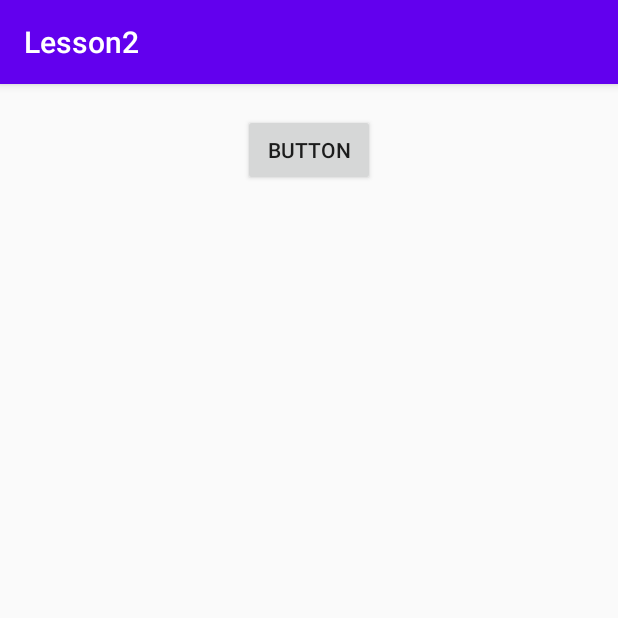
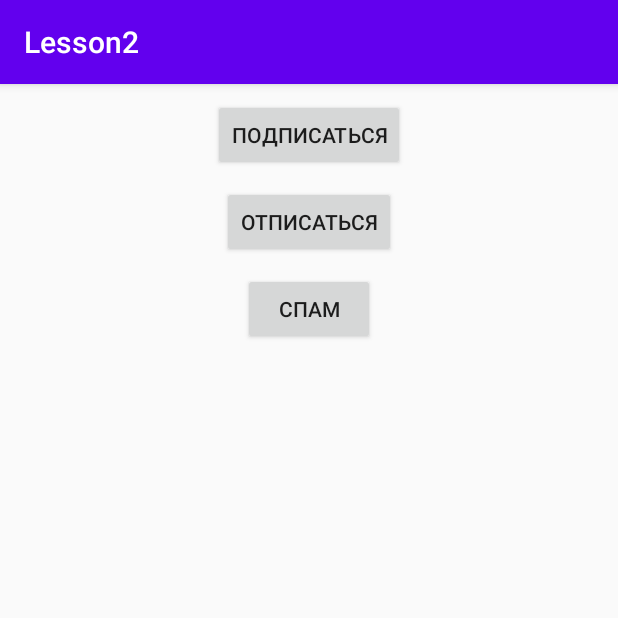
Before and after one commit to RaFFiaNBui/PopularLibrories, an Android app: the screen it shows after launch (MainActivity before the commit, ObserverActivity after it), on a phone screen of 412 x 824 dp, the top half of it. Run offline under Robolectric (Android 15) with nearby library versions, the phone set to English and light mode, and no system bars.

Commit message:
ДЗ №2 реализация Observer

```diff
--- a/Lesson2/app/src/main/AndroidManifest.xml
+++ b/Lesson2/app/src/main/AndroidManifest.xml
@@ -10,6 +10,9 @@
         android:supportsRtl="true"
         android:theme="@style/AppTheme">
         <activity android:name=".asynctask.MainActivity">
+
+        </activity>
+        <activity android:name=".observer.ObserverActivity">
             <intent-filter>
                 <action android:name="android.intent.action.MAIN" />
 
--- /dev/null
+++ b/Lesson2/app/src/main/java/com/example/lesson2/observer/Iam.java
@@ -0,0 +1,13 @@
+package com.example.lesson2.observer;
+
+import android.util.Log;
+
+public class Iam implements Observer {
+
+    private static final String TAG = "Tag";
+
+    @Override
+    public void update(int counter) {
+        Log.d(TAG, "Пришел спам №: " + counter + ". Поток: " + Thread.currentThread().getName());
+    }
+}
--- /dev/null
+++ b/Lesson2/app/src/main/java/com/example/lesson2/observer/Observable.java
@@ -0,0 +1,7 @@
+package com.example.lesson2.observer;
+
+public interface Observable {
+    void subscribeObserver(Observer observer);
+    void unsubscribeObserver(Observer observer);
+    void notifyAllObservers();
+}
--- /dev/null
+++ b/Lesson2/app/src/main/java/com/example/lesson2/observer/Observer.java
@@ -0,0 +1,5 @@
+package com.example.lesson2.observer;
+
+public interface Observer {
+    void update(int counter);
+}
--- /dev/null
+++ b/Lesson2/app/src/main/java/com/example/lesson2/observer/ObserverActivity.java
@@ -0,0 +1,42 @@
+package com.example.lesson2.observer;
+
+import android.os.Bundle;
+import android.view.View;
+
+import androidx.annotation.Nullable;
+import androidx.appcompat.app.AppCompatActivity;
+
+import com.example.lesson2.R;
+
+public class ObserverActivity extends AppCompatActivity {
+
+    private Spam spam = new Spam();
+    private Iam iam = new Iam();
+
+    @Override
+    protected void onCreate(@Nullable Bundle savedInstanceState) {
+        super.onCreate(savedInstanceState);
+        setContentView(R.layout.activity_observer);
+
+        findViewById(R.id.btn_subscribe).setOnClickListener(listener);
+        findViewById(R.id.btn_unsubscribe).setOnClickListener(listener);
+        findViewById(R.id.btn_spam).setOnClickListener(listener);
+    }
+
+    private View.OnClickListener listener = new View.OnClickListener() {
+        @Override
+        public void onClick(View v) {
+            switch (v.getId()) {
+                case R.id.btn_subscribe:
+                    spam.subscribeObserver(iam);
+                    break;
+                case R.id.btn_unsubscribe:
+                    spam.unsubscribeObserver(iam);
+                    break;
+                case R.id.btn_spam:
+                    spam.newSpam();
+                    break;
+            }
+        }
+    };
+}
--- /dev/null
+++ b/Lesson2/app/src/main/java/com/example/lesson2/observer/Spam.java
@@ -0,0 +1,44 @@
+package com.example.lesson2.observer;
+
+import android.util.Log;
+
+import java.util.ArrayList;
+
+public class Spam implements Observable {
+
+    private static final String TAG = "Tag";
+
+    private ArrayList<Observer> arrayList;
+    private int counter = 1;
+
+    //package-private
+    Spam() {
+        arrayList = new ArrayList<>();
+    }
+
+    //package-private
+    void newSpam() {
+        notifyAllObservers();
+        counter++;
+    }
+
+    @Override
+    public void subscribeObserver(Observer observer) {
+        Log.d(TAG, "subscribeObserver: подписка оформлена. Поток: " + Thread.currentThread().getName());
+        arrayList.add(observer);
+    }
+
+    @Override
+    public void unsubscribeObserver(Observer observer) {
+        Log.d(TAG, "unsubscribeObserver: подписка отменена. Поток: " + Thread.currentThread().getName());
+        arrayList.remove(observer);
+    }
+
+    @Override
+    public void notifyAllObservers() {
+        for (int i = 0; i < arrayList.size(); i++) {
+            Observer observer = arrayList.get(i);
+            observer.update(counter);
+        }
+    }
+}
--- /dev/null
+++ b/Lesson2/app/src/main/res/layout/activity_observer.xml
@@ -0,0 +1,36 @@
+<?xml version="1.0" encoding="utf-8"?>
+<androidx.constraintlayout.widget.ConstraintLayout xmlns:android="http://schemas.android.com/apk/res/android"
+    xmlns:app="http://schemas.android.com/apk/res-auto"
+    android:layout_width="match_parent"
+    android:layout_height="match_parent">
+
+    <Button
+        android:id="@+id/btn_subscribe"
+        android:layout_width="wrap_content"
+        android:layout_height="wrap_content"
+        android:layout_marginTop="10dp"
+        android:text="@string/subscribe"
+        app:layout_constraintEnd_toEndOf="parent"
+        app:layout_constraintStart_toStartOf="parent"
+        app:layout_constraintTop_toTopOf="parent" />
+
+    <Button
+        android:id="@+id/btn_unsubscribe"
+        android:layout_width="wrap_content"
+        android:layout_height="wrap_content"
+        android:layout_marginTop="10dp"
+        android:text="@string/unsubscribe"
+        app:layout_constraintEnd_toEndOf="parent"
+        app:layout_constraintStart_toStartOf="parent"
+        app:layout_constraintTop_toBottomOf="@+id/btn_subscribe" />
+
+    <Button
+        android:id="@+id/btn_spam"
+        android:layout_width="wrap_content"
+        android:layout_height="wrap_content"
+        android:layout_marginTop="10dp"
+        android:text="@string/spam"
+        app:layout_constraintEnd_toEndOf="parent"
+        app:layout_constraintStart_toStartOf="parent"
+        app:layout_constraintTop_toBottomOf="@+id/btn_unsubscribe" />
+</androidx.constraintlayout.widget.ConstraintLayout>
--- a/Lesson2/app/src/main/res/values/strings.xml
+++ b/Lesson2/app/src/main/res/values/strings.xml
@@ -1,4 +1,7 @@
 <resources>
     <string name="app_name">Lesson2</string>
     <string name="button">Button</string>
+    <string name="subscribe">Подписаться</string>
+    <string name="unsubscribe">Отписаться</string>
+    <string name="spam">Спам</string>
 </resources>
```
